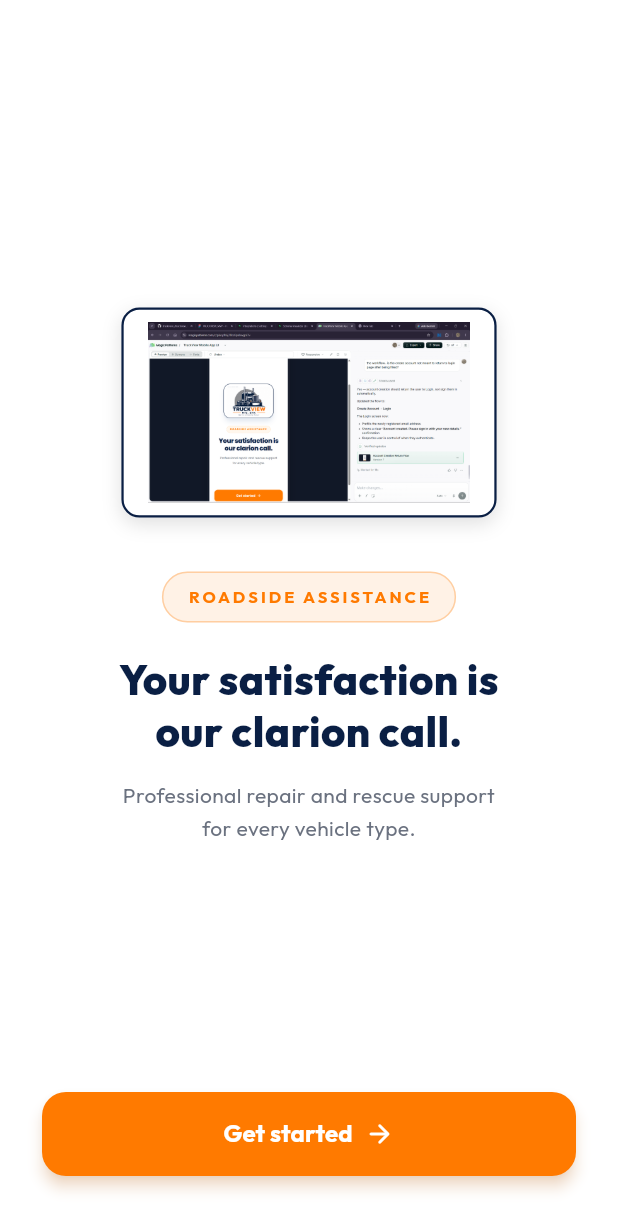
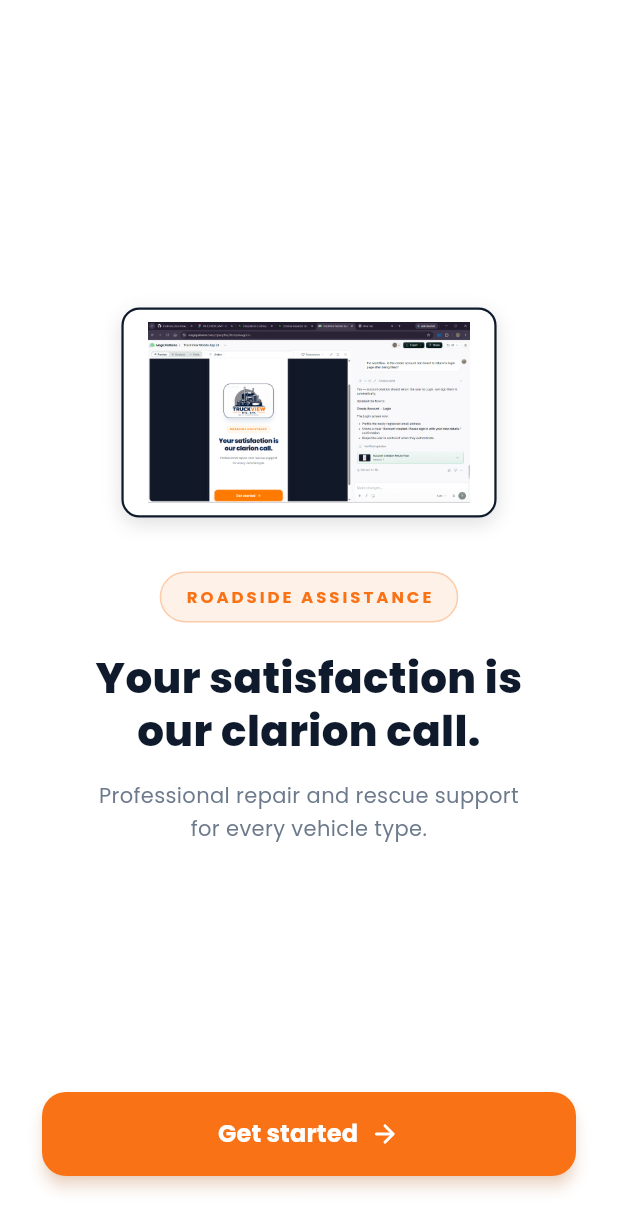
Before and after one commit to patriarchpam/truckview_, a Flutter app: the screen it shows after launch, on a phone screen of 412 x 824 dp. Shown: the top 1231 px of the screen. Run offline on Flutter 3.47's test engine with Material 3 defaults, Android fonts, the phone set to English and light mode, and no system bars; our stand-ins replace google_fonts, supabase_flutter; accounts and stored records are empty.

Commit message:
Apply web app UI design to flutter app

```diff
--- a/app/lib/theme/app_colors.dart
+++ b/app/lib/theme/app_colors.dart
@@ -4,26 +4,26 @@ class AppColors {
   AppColors._();
 
   // Brand
-  static const Color brandOrange = Color(0xFFFF7A00);
-  static const Color brandNavy = Color(0xFF0A1F44);
+  static const Color brandOrange = Color(0xFFF97316);
+  static const Color brandNavy = Color(0xFF0F1B2D);
 
   // Light Theme
-  static const Color pageLight = Color(0xFFFFFFFF);
+  static const Color pageLight = Color(0xFFF8FAFC);
   static const Color surfaceLight = Color(0xFFFFFFFF);
-  static const Color softLight = Color(0xFFF1F3F6);
-  static const Color textLight = Color(0xFF0A1F44);
-  static const Color mutedLight = Color(0xFF6B7280);
-  static const Color borderLight = Color(0xFFCBD5E1);
+  static const Color softLight = Color(0xFFF3F6FA);
+  static const Color textLight = Color(0xFF0F1B2D);
+  static const Color mutedLight = Color(0xFF6C7A8C);
+  static const Color borderLight = Color(0xFFE2E8F0);
   static const Color navLight = Color(0xFFFFFFFF);
 
   // Dark Theme
-  static const Color pageDark = Color(0xFF0A1F44);
-  static const Color surfaceDark = Color(0xFF102B59);
-  static const Color softDark = Color(0xFF163765);
-  static const Color textDark = Color(0xFFFFFFFF);
-  static const Color mutedDark = Color(0xFFCBD5E1);
-  static const Color borderDark = Color(0xFF365178);
-  static const Color navDark = Color(0xFF0D274F);
+  static const Color pageDark = Color(0xFF070D17);
+  static const Color surfaceDark = Color(0xFF0F1B2D);
+  static const Color softDark = Color(0xFF16253C);
+  static const Color textDark = Color(0xFFF1F5F9);
+  static const Color mutedDark = Color(0xFF94A3B8);
+  static const Color borderDark = Color(0xFF21334E);
+  static const Color navDark = Color(0xFF0F1B2D);
 
   // Status Colors
   static const Color success = Color(0xFF10B981); // Emerald
--- a/app/lib/theme/app_theme.dart
+++ b/app/lib/theme/app_theme.dart
@@ -7,7 +7,7 @@ class AppTheme {
     return ThemeData(
       primaryColor: AppColors.brandNavy,
       scaffoldBackgroundColor: AppColors.pageLight,
-      textTheme: GoogleFonts.outfitTextTheme(),
+      textTheme: GoogleFonts.poppinsTextTheme(),
       colorScheme: const ColorScheme.light(
         primary: AppColors.brandNavy,
         secondary: AppColors.brandOrange,
@@ -56,7 +56,7 @@ class AppTheme {
     return ThemeData(
       primaryColor: AppColors.brandNavy,
       scaffoldBackgroundColor: AppColors.pageDark,
-      textTheme: GoogleFonts.outfitTextTheme(ThemeData.dark().textTheme),
+      textTheme: GoogleFonts.poppinsTextTheme(ThemeData.dark().textTheme),
       colorScheme: const ColorScheme.dark(
         primary: AppColors.brandOrange,
         secondary: AppColors.brandOrange,
```
